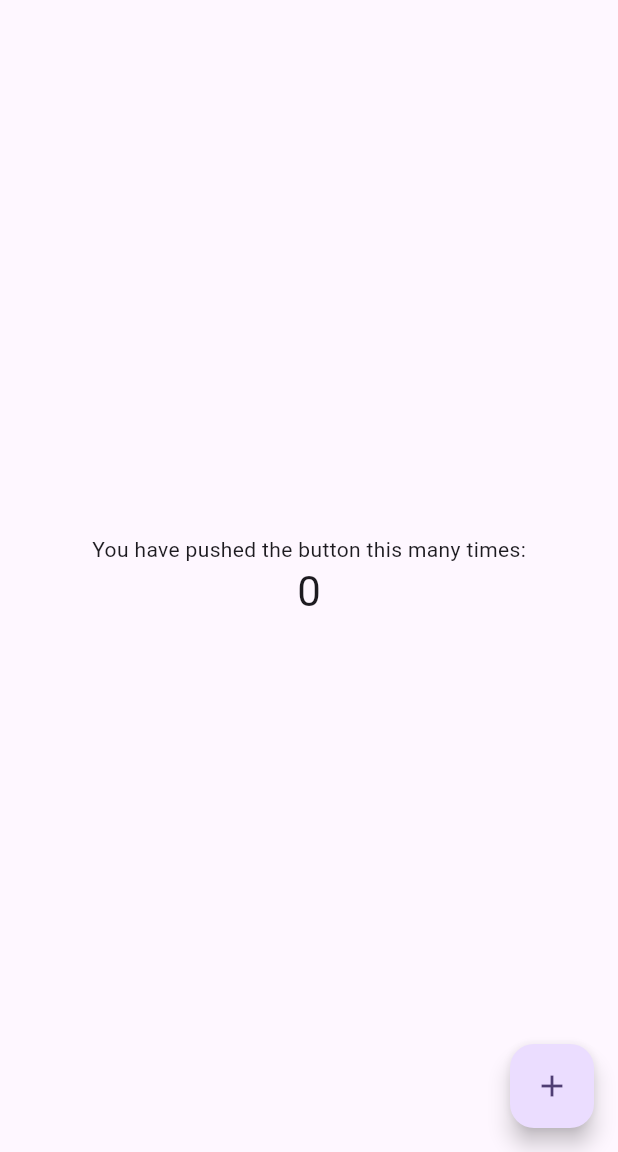
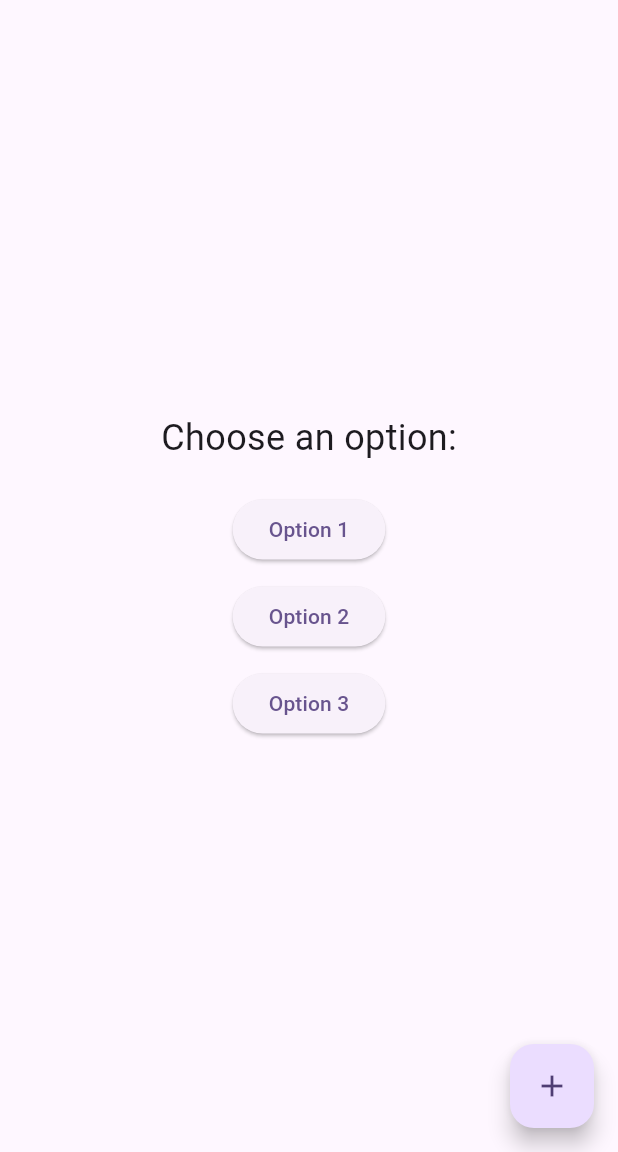
Before and after one commit to RiversDupaquier/pft_scavenger_hunt, a Flutter app: the screen it shows after launch, on a phone screen of 412 x 824 dp, the part 84-1236 px from its top. Run offline on Flutter 3.47's test engine with Material 3 defaults, Android fonts, the phone set to English and light mode, and no system bars.

Commit message:
Options added to first page

```diff
--- a/lib/main.dart
+++ b/lib/main.dart
@@ -106,11 +106,29 @@ class _MyHomePageState extends State<MyHomePage> {
           mainAxisAlignment: MainAxisAlignment.center,
           children: <Widget>[
             const Text(
-              'You have pushed the button this many times:',
+              'Choose an option:',
+              style: TextStyle(fontSize: 24),
             ),
-            Text(
-              '$_counter',
-              style: Theme.of(context).textTheme.headlineMedium,
+            const SizedBox(height: 20),
+            ElevatedButton(
+              onPressed: () {
+                // Handle option 1
+              },
+              child: const Text('Option 1'),
+            ),
+            const SizedBox(height: 10),
+            ElevatedButton(
+              onPressed: () {
+                // Handle option 2
+              },
+              child: const Text('Option 2'),
+            ),
+            const SizedBox(height: 10),
+            ElevatedButton(
+              onPressed: () {
+                // Handle option 3
+              },
+              child: const Text('Option 3'),
             ),
           ],
         ),
```
